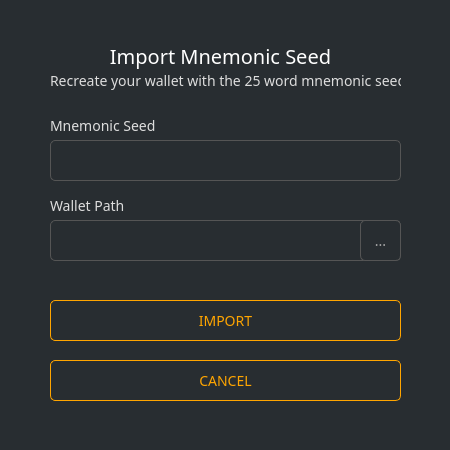
This is src/gui/ui/importseeddialog.ui in ConcealNetwork/conceal-desktop as Qt 5 draws it before an edit. The edited form follows.
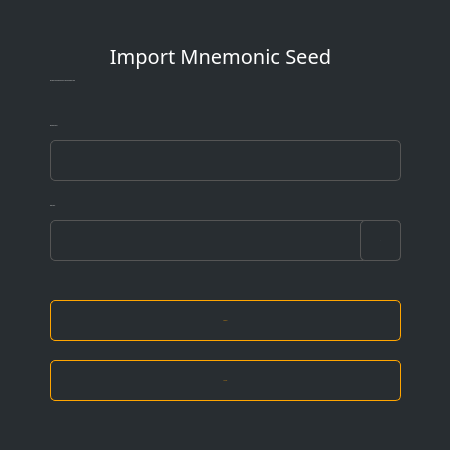
This is the edited form.

Commit message: Remove fonts and font sizes in preparation for changing them programmatically

```diff
--- a/src/gui/ui/importseeddialog.ui
+++ b/src/gui/ui/importseeddialog.ui
@@ -47,7 +47,7 @@
      </font>
     </property>
     <property name="styleSheet">
-     <string notr="true">color: #ddd;border-right: 0px;font-size: 14px;</string>
+     <string notr="true">color: #ddd;border-right: 0px;</string>
     </property>
     <property name="text">
      <string>Recreate your wallet with the 25 word mnemonic seed</string>
@@ -96,7 +96,7 @@
      </font>
     </property>
     <property name="styleSheet">
-     <string notr="true">color: #ddd;border-right: 0px;font-size: 14px;</string>
+     <string notr="true">color: #ddd;border-right: 0px;</string>
     </property>
     <property name="text">
      <string>Mnemonic Seed</string>
@@ -146,7 +146,7 @@
      </font>
     </property>
     <property name="styleSheet">
-     <string notr="true">color: #ddd;border-right: 0px;font-size: 14px;</string>
+     <string notr="true">color: #ddd;border-right: 0px;</string>
     </property>
     <property name="text">
      <string>Wallet Path</string>
@@ -174,7 +174,7 @@
      </font>
     </property>
     <property name="styleSheet">
-     <string notr="true">padding: 3px; border: 1px solid #555; border-radius: 5px; font-family: 'Poppins'; font-size: 14px; color: #aaa;</string>
+     <string notr="true">padding: 3px; border: 1px solid #555; border-radius: 5px;   color: #aaa;</string>
     </property>
     <property name="text">
      <string/>
@@ -206,8 +206,8 @@
 {
     color: orange; ;
     border: 1px solid orange;
-    font-size: 14px;
-    border-radius: 5px; font-family: 'Poppins';
+    
+    border-radius: 5px; 
 }
 
 QPushButton#m_okButton:hover
@@ -249,8 +249,8 @@
 {
     color: orange; ;
     border: 1px solid orange;
-    font-size: 14px;
-    border-radius: 5px; font-family: 'Poppins';
+    
+    border-radius: 5px; 
 }
 
 QPushButton#m_cancelButton:hover
@@ -282,7 +282,7 @@
      </font>
     </property>
     <property name="styleSheet">
-     <string notr="true">padding: 3px; border: 1px solid #555; border-radius: 5px; font-family: 'Poppins'; font-size: 14px; color: #aaa;</string>
+     <string notr="true">padding: 3px; border: 1px solid #555; border-radius: 5px;   color: #aaa;</string>
     </property>
     <property name="text">
      <string>...</string>
```
Left out of the diff: 10 changed lines with no effect on the pictures. The commit also changes 16 other files.
